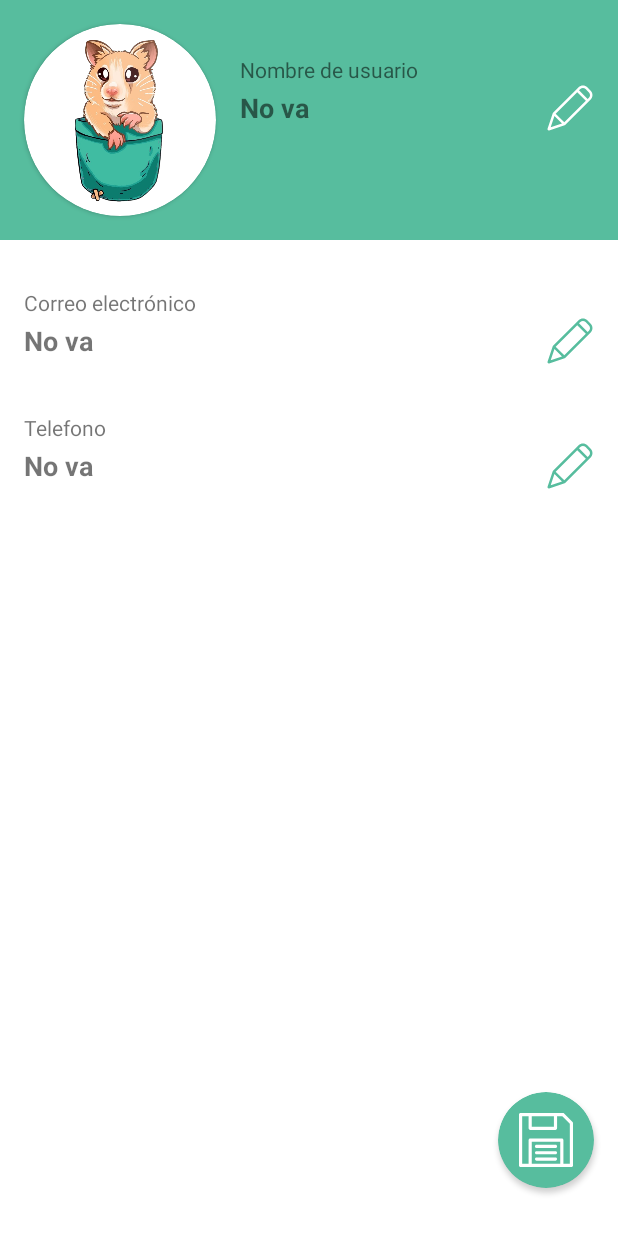
After one commit to LorelayWilson/HampoApp, an Android app: the layout fragment_miperfil.xml on its own in the app's theme, with its tools: preview values and no code run, on a phone screen of 412 x 824 dp. The commit adds this screen. Run offline under Robolectric (Android 15) with nearby library versions, the phone set to English and light mode, and no system bars.

Commit message:
Vista Mi Perfil

```diff
--- /dev/null
+++ b/general/Hampo/app/src/main/java/org/example/lf52/hampo/presentacion/PerfilActivity.java
@@ -0,0 +1,4 @@
+package org.example.lf52.hampo.presentacion;
+
+public class PerfilActivity {
+}
--- /dev/null
+++ b/general/Hampo/app/src/main/res/drawable-v24/fondo_boton.xml
@@ -0,0 +1,22 @@
+<?xml version="1.0" encoding="utf-8"?>
+
+
+<layer-list xmlns:android="http://schemas.android.com/apk/res/android">
+    <item>
+        <shape xmlns:android="http://schemas.android.com/apk/res/android">
+            <solid android:color="@color/colorPrimary" />
+            <corners android:radius="1000dp" />
+            <padding
+                android:bottom="0dp"
+                android:left="0dp"
+                android:right="0dp"
+                android:top="0dp" />
+        </shape>
+    </item>
+    <item
+        android:bottom="14dp"
+        android:drawable="@drawable/ic_disquete"
+        android:left="14dp"
+        android:right="14dp"
+        android:top="14dp" />
+</layer-list>
--- /dev/null
+++ b/general/Hampo/app/src/main/res/drawable-v24/ic_disquete.xml
@@ -0,0 +1,18 @@
+<vector xmlns:android="http://schemas.android.com/apk/res/android"
+    android:width="64dp"
+    android:height="64dp"
+    android:viewportWidth="512"
+    android:viewportHeight="512">
+    <path
+        android:fillColor="@color/colorOnPrimary"
+        android:pathData="M166,332h180c8.284,0 15,-6.716 15,-15s-6.716,-15 -15,-15H166c-8.284,0 -15,6.716 -15,15S157.716,332 166,332z" />
+    <path
+        android:fillColor="@color/colorOnPrimary"
+        android:pathData="M166,392h180c8.284,0 15,-6.716 15,-15s-6.716,-15 -15,-15H166c-8.284,0 -15,6.716 -15,15S157.716,392 166,392z" />
+    <path
+        android:fillColor="@color/colorOnPrimary"
+        android:pathData="M507.606,84.394l-80,-80C424.793,1.58 420.978,0 417,0H15C6.716,0 0,6.716 0,15v482c0,8.284 6.716,15 15,15c6.912,0 477.495,0 482,0c8.284,0 15,-6.716 15,-15V95C512,91.021 510.419,87.206 507.606,84.394zM121,30h210v100H121V30zM391,482H121V272h270V482zM482,482h-61V257c0,-8.284 -6.716,-15 -15,-15H106c-8.284,0 -15,6.716 -15,15v225H30V30h61v115c0,8.284 6.716,15 15,15h240c8.284,0 15,-6.716 15,-15V30h49.787L482,101.213V482z" />
+    <path
+        android:fillColor="@color/colorOnPrimary"
+        android:pathData="M166,452h180c8.284,0 15,-6.716 15,-15s-6.716,-15 -15,-15H166c-8.284,0 -15,6.716 -15,15S157.716,452 166,452z" />
+</vector>
--- /dev/null
+++ b/general/Hampo/app/src/main/res/drawable-v24/ic_pen_primary.xml
@@ -0,0 +1,9 @@
+<vector xmlns:android="http://schemas.android.com/apk/res/android"
+    android:width="32dp"
+    android:height="32dp"
+    android:viewportWidth="484.00018"
+    android:viewportHeight="484">
+  <path
+      android:fillColor="@color/colorPrimary"
+      android:pathData="m416.648,33.234c-24.395,-24.352 -63.898,-24.352 -88.293,0l-22.102,22.223 -235.27,235.145 -0.5,0.504c-0.121,0.121 -0.121,0.25 -0.25,0.25 -0.25,0.375 -0.625,0.746 -0.871,1.121 0,0.125 -0.129,0.125 -0.129,0.25 -0.25,0.375 -0.371,0.625 -0.625,1 -0.121,0.125 -0.121,0.246 -0.246,0.375 -0.125,0.375 -0.25,0.625 -0.379,1 0,0.121 -0.121,0.121 -0.121,0.25l-52.199,156.969c-1.531,4.469 -0.367,9.418 2.996,12.734 2.363,2.332 5.551,3.637 8.867,3.625 1.355,-0.023 2.699,-0.234 3.996,-0.625l156.848,-52.324c0.121,0 0.121,0 0.25,-0.121 0.395,-0.117 0.773,-0.285 1.121,-0.504 0.098,-0.012 0.184,-0.055 0.254,-0.121 0.371,-0.25 0.871,-0.504 1.246,-0.754 0.371,-0.246 0.75,-0.621 1.125,-0.871 0.125,-0.129 0.246,-0.129 0.246,-0.25 0.129,-0.125 0.379,-0.246 0.504,-0.5l257.371,-257.371c24.352,-24.395 24.352,-63.898 0,-88.289zM184.375,386.383 L97.461,299.473 314.996,81.938 401.91,168.848zM85.219,322.574 L161.148,398.5 47.133,436.461zM432.883,137.754 L419.645,151.117 332.727,64.199 346.094,50.84c14.621,-14.609 38.32,-14.609 52.945,0l33.965,33.965c14.512,14.688 14.457,38.332 -0.121,52.949zM432.883,137.754"/>
+</vector>
--- /dev/null
+++ b/general/Hampo/app/src/main/res/drawable-v24/ic_pen_secundary.xml
@@ -0,0 +1,9 @@
+<vector xmlns:android="http://schemas.android.com/apk/res/android"
+    android:width="32dp"
+    android:height="32dp"
+    android:viewportWidth="484.00018"
+    android:viewportHeight="484">
+  <path
+      android:fillColor="@color/colorOnPrimary"
+      android:pathData="m416.648,33.234c-24.395,-24.352 -63.898,-24.352 -88.293,0l-22.102,22.223 -235.27,235.145 -0.5,0.504c-0.121,0.121 -0.121,0.25 -0.25,0.25 -0.25,0.375 -0.625,0.746 -0.871,1.121 0,0.125 -0.129,0.125 -0.129,0.25 -0.25,0.375 -0.371,0.625 -0.625,1 -0.121,0.125 -0.121,0.246 -0.246,0.375 -0.125,0.375 -0.25,0.625 -0.379,1 0,0.121 -0.121,0.121 -0.121,0.25l-52.199,156.969c-1.531,4.469 -0.367,9.418 2.996,12.734 2.363,2.332 5.551,3.637 8.867,3.625 1.355,-0.023 2.699,-0.234 3.996,-0.625l156.848,-52.324c0.121,0 0.121,0 0.25,-0.121 0.395,-0.117 0.773,-0.285 1.121,-0.504 0.098,-0.012 0.184,-0.055 0.254,-0.121 0.371,-0.25 0.871,-0.504 1.246,-0.754 0.371,-0.246 0.75,-0.621 1.125,-0.871 0.125,-0.129 0.246,-0.129 0.246,-0.25 0.129,-0.125 0.379,-0.246 0.504,-0.5l257.371,-257.371c24.352,-24.395 24.352,-63.898 0,-88.289zM184.375,386.383 L97.461,299.473 314.996,81.938 401.91,168.848zM85.219,322.574 L161.148,398.5 47.133,436.461zM432.883,137.754 L419.645,151.117 332.727,64.199 346.094,50.84c14.621,-14.609 38.32,-14.609 52.945,0l33.965,33.965c14.512,14.688 14.457,38.332 -0.121,52.949zM432.883,137.754"/>
+</vector>
--- /dev/null
+++ b/general/Hampo/app/src/main/res/layout/fragment_miperfil.xml
@@ -0,0 +1,138 @@
+<?xml version="1.0" encoding="utf-8"?>
+
+<androidx.constraintlayout.widget.ConstraintLayout xmlns:android="http://schemas.android.com/apk/res/android"
+    xmlns:app="http://schemas.android.com/apk/res-auto"
+    xmlns:tools="http://schemas.android.com/tools"
+    android:id="@+id/frameLayout"
+    android:layout_width="match_parent"
+    android:layout_height="match_parent"
+    tools:context=".presentacion.PerfilActivity">
+
+    <TextView
+        android:id="@+id/fondoCabeceraPerfil"
+        android:layout_width="0dp"
+        android:layout_height="160dp"
+        android:background="@color/colorPrimary"
+        app:layout_constraintEnd_toEndOf="parent"
+        app:layout_constraintStart_toStartOf="parent"
+        app:layout_constraintTop_toTopOf="parent" />
+
+    <TextView
+        android:id="@+id/textView2"
+        android:layout_width="0dp"
+        android:layout_height="wrap_content"
+        android:layout_marginStart="16dp"
+        android:layout_marginEnd="16dp"
+        android:text="@string/nombre_de_usuario"
+        app:layout_constraintBottom_toTopOf="@+id/nombrePerfil"
+        app:layout_constraintEnd_toEndOf="parent"
+        app:layout_constraintStart_toEndOf="@+id/cardView" />
+
+    <TextView
+        android:id="@+id/nombrePerfil"
+        android:layout_width="0dp"
+        android:layout_height="wrap_content"
+        android:layout_marginStart="16dp"
+        android:layout_marginEnd="16dp"
+        android:layout_marginBottom="16dp"
+        android:drawableEnd="@drawable/ic_pen_secundary"
+        android:gravity="center_vertical"
+        android:text="No va"
+        android:textSize="18sp"
+        android:textStyle="bold"
+        app:layout_constraintBottom_toBottomOf="@+id/cardView"
+        app:layout_constraintEnd_toEndOf="parent"
+        app:layout_constraintStart_toEndOf="@+id/cardView"
+        app:layout_constraintTop_toTopOf="@+id/cardView" />
+
+    <androidx.cardview.widget.CardView
+        android:id="@+id/cardView"
+        android:layout_width="128dp"
+        android:layout_height="128dp"
+        android:layout_marginStart="16dp"
+        android:layout_marginTop="16dp"
+        app:cardCornerRadius="1000dp"
+        app:layout_constraintStart_toStartOf="parent"
+        app:layout_constraintTop_toTopOf="parent">
+
+        <ImageView
+            android:id="@+id/imageView3"
+            android:layout_width="wrap_content"
+            android:layout_height="wrap_content"
+            android:src="@drawable/pp" />
+    </androidx.cardview.widget.CardView>
+
+    <androidx.cardview.widget.CardView
+        android:layout_width="wrap_content"
+        android:layout_height="wrap_content"
+        android:layout_marginEnd="16dp"
+        android:layout_marginBottom="32dp"
+        app:cardCornerRadius="1000dp"
+        app:layout_constraintBottom_toBottomOf="parent"
+        app:layout_constraintEnd_toEndOf="parent">
+
+        <Button
+            android:id="@+id/botonGuardar"
+            android:layout_width="64dp"
+            android:layout_height="64dp"
+            android:background="@drawable/fondo_boton"
+            android:textSize="30sp"
+            app:backgroundTint="#00000000"
+            app:backgroundTintMode="screen" />
+    </androidx.cardview.widget.CardView>
+
+    <TextView
+        android:id="@+id/textView3"
+        android:layout_width="0dp"
+        android:layout_height="wrap_content"
+        android:layout_marginStart="16dp"
+        android:layout_marginTop="32dp"
+        android:layout_marginEnd="16dp"
+        android:text="@string/correo_electronico"
+        app:layout_constraintEnd_toEndOf="parent"
+        app:layout_constraintStart_toStartOf="parent"
+        app:layout_constraintTop_toBottomOf="@+id/fondoCabeceraPerfil" />
+
+    <TextView
+        android:id="@+id/emailUsuario"
+        android:layout_width="0dp"
+        android:layout_height="wrap_content"
+        android:layout_marginStart="16dp"
+        android:layout_marginEnd="16dp"
+        android:drawableEnd="@drawable/ic_pen_primary"
+        android:gravity="center_vertical"
+        android:text="No va"
+        android:textSize="18sp"
+        android:textStyle="bold"
+        app:layout_constraintEnd_toEndOf="parent"
+        app:layout_constraintStart_toStartOf="parent"
+        app:layout_constraintTop_toBottomOf="@+id/textView3" />
+
+    <TextView
+        android:id="@+id/textView4"
+        android:layout_width="0dp"
+        android:layout_height="wrap_content"
+        android:layout_marginStart="16dp"
+        android:layout_marginTop="32dp"
+        android:layout_marginEnd="16dp"
+        android:text="Telefono"
+        app:layout_constraintEnd_toEndOf="parent"
+        app:layout_constraintStart_toStartOf="parent"
+        app:layout_constraintTop_toBottomOf="@+id/emailUsuario" />
+
+    <TextView
+        android:id="@+id/telefonoUusario"
+        android:layout_width="0dp"
+        android:layout_height="wrap_content"
+        android:layout_marginStart="16dp"
+        android:layout_marginEnd="16dp"
+        android:drawableEnd="@drawable/ic_pen_primary"
+        android:gravity="center_vertical"
+        android:text="No va"
+        android:textSize="18sp"
+        android:textStyle="bold"
+        app:layout_constraintEnd_toEndOf="parent"
+        app:layout_constraintStart_toStartOf="parent"
+        app:layout_constraintTop_toBottomOf="@+id/textView4" />
+
+</androidx.constraintlayout.widget.ConstraintLayout>
--- a/general/Hampo/app/src/main/res/values/strings.xml
+++ b/general/Hampo/app/src/main/res/values/strings.xml
@@ -10,4 +10,6 @@
     <string name="menu_home">Home</string>
     <string name="menu_gallery">Gallery</string>
     <string name="menu_slideshow">Slideshow</string>
+    <string name="nombre_de_usuario">Nombre de usuario</string>
+    <string name="correo_electronico">Correo electrónico</string>
 </resources>
```
